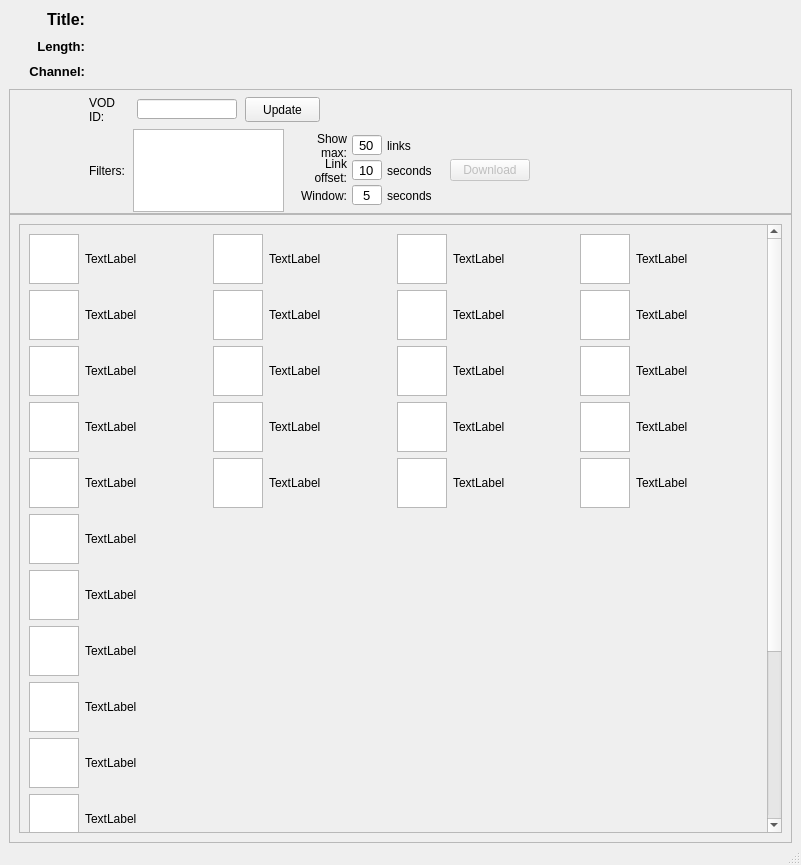
Old version of the form BasicForm.ui in the repository benmurphy7/twitch-crops.
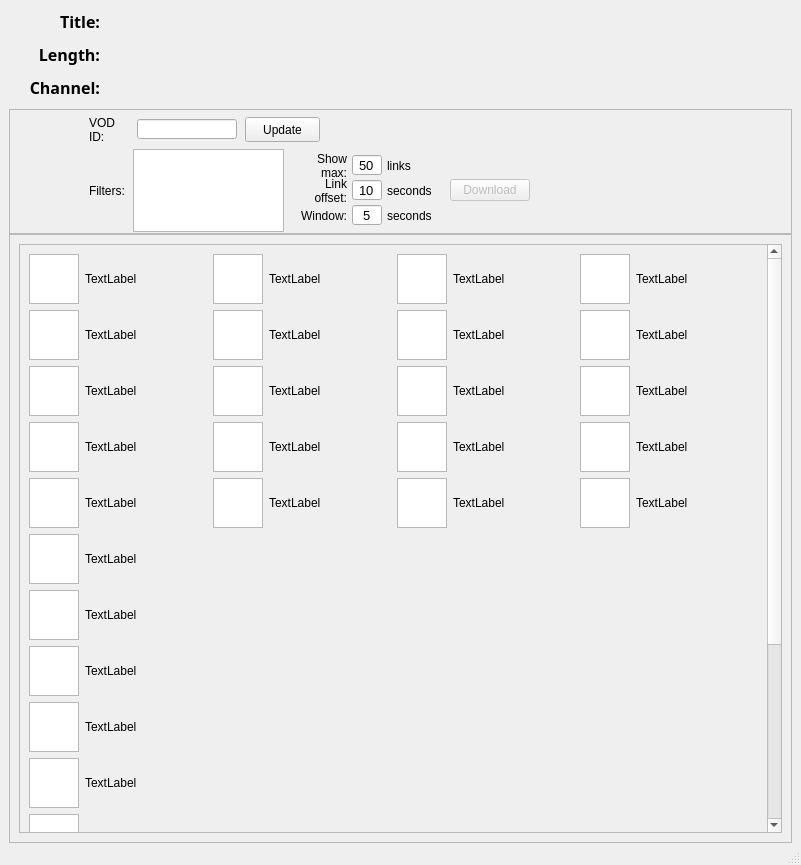
New version of the form.

Patch:
```diff
--- a/BasicForm.ui
+++ b/BasicForm.ui
@@ -60,8 +60,8 @@
         </property>
         <property name="font">
          <font>
-          <family>Terminal</family>
-          <pointsize>10</pointsize>
+          <family>Segoe UI Semibold</family>
+          <pointsize>12</pointsize>
          </font>
         </property>
         <property name="text">
@@ -76,6 +76,7 @@
        <widget class="QLabel" name="label_3">
         <property name="font">
          <font>
+          <family>Yu Gothic UI Semibold</family>
           <pointsize>12</pointsize>
           <weight>75</weight>
           <bold>true</bold>
@@ -102,8 +103,10 @@
         </property>
         <property name="font">
          <font>
-          <family>Terminal</family>
+          <family>Segoe UI Semibold</family>
           <pointsize>12</pointsize>
+          <weight>50</weight>
+          <bold>false</bold>
          </font>
         </property>
         <property name="text">
@@ -118,7 +121,8 @@
        <widget class="QLabel" name="label_5">
         <property name="font">
          <font>
-          <pointsize>10</pointsize>
+          <family>Yu Gothic UI Semibold</family>
+          <pointsize>12</pointsize>
           <weight>75</weight>
           <bold>true</bold>
          </font>
@@ -144,8 +148,8 @@
         </property>
         <property name="font">
          <font>
-          <family>Terminal</family>
-          <pointsize>10</pointsize>
+          <family>Segoe UI Semibold</family>
+          <pointsize>12</pointsize>
          </font>
         </property>
         <property name="text">
@@ -160,7 +164,8 @@
        <widget class="QLabel" name="label_4">
         <property name="font">
          <font>
-          <pointsize>10</pointsize>
+          <family>Yu Gothic UI Semibold</family>
+          <pointsize>12</pointsize>
           <weight>75</weight>
           <bold>true</bold>
          </font>
```
